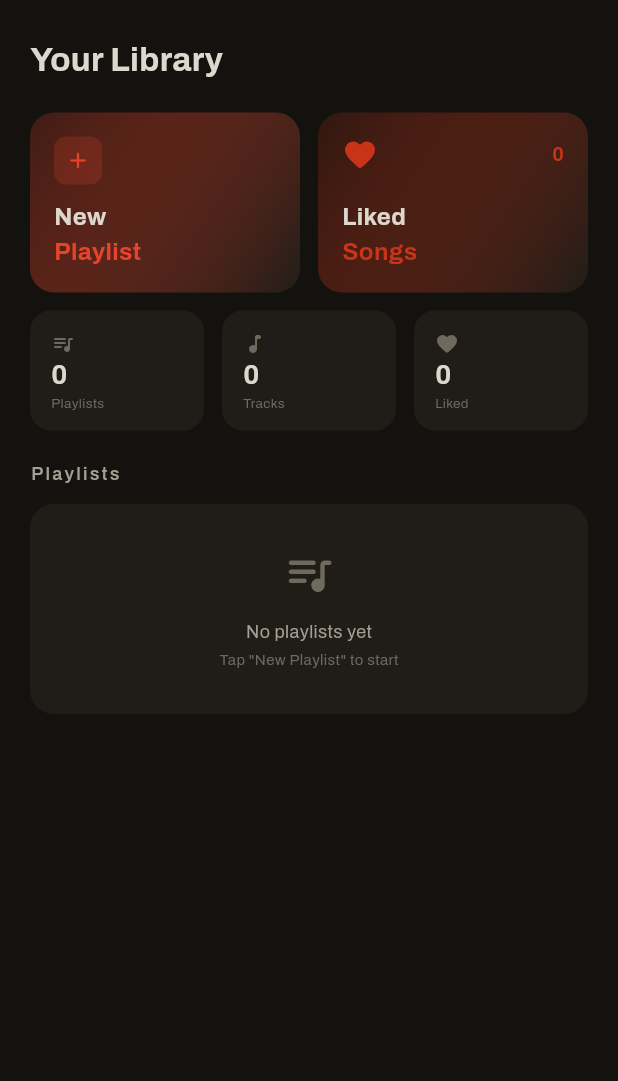
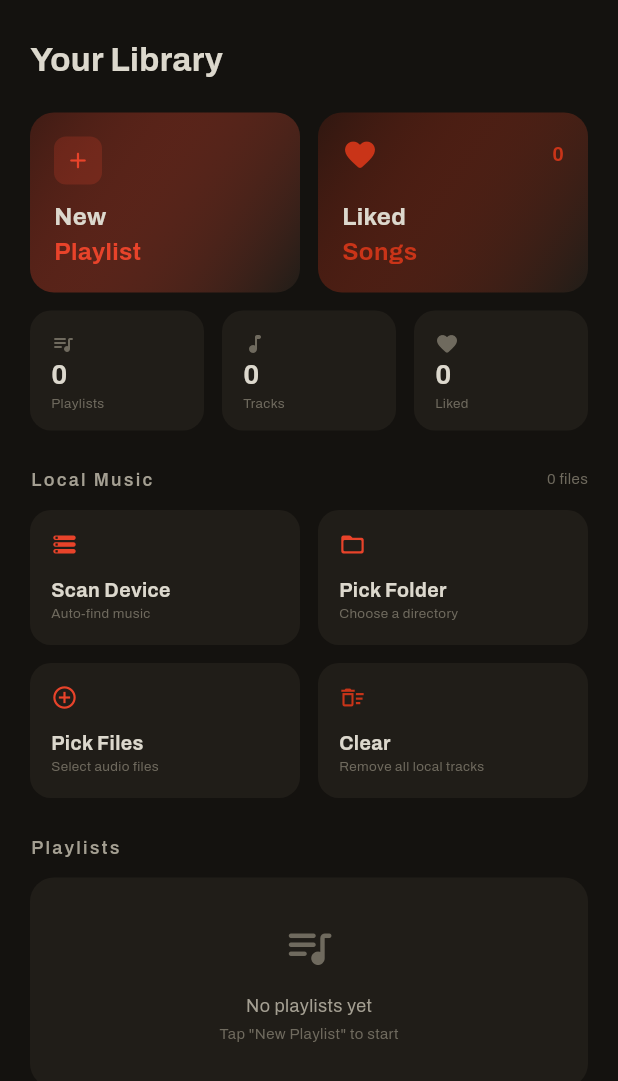
Before and after one commit to 0giinn0/Aud.io, a Flutter app: the ProfilePage screen opened directly, on a phone screen of 412 x 824 dp. Shown: the top 1081 px of the screen. Run offline on Flutter 3.47's test engine with Material 3 defaults, Android fonts, the phone set to English and light mode, and no system bars; our stand-ins replace audio_service, audio_video_progress_bar, file_picker, google_fonts, hive_flutter, just_audio and 3 more; missing offline and left inert: audio_session, dart:html, dart_ytmusic_api, youtube_explode_dart; accounts and stored records are empty; network calls fail; statements that could not run were skipped.

Commit message:
feat: local file scanner with device scan, folder picker, and file picker (VLC-style)

```diff
--- a/aud.io/lib/pages/profile_page.dart
+++ b/aud.io/lib/pages/profile_page.dart
@@ -5,6 +5,7 @@ import 'package:aud_io/core/models/track.dart';
 import 'package:aud_io/core/models/playlist_model.dart';
 import 'package:aud_io/services/audio_handler.dart';
 import 'package:aud_io/services/local_playlist_service.dart';
+import 'package:aud_io/services/local_file_scanner.dart';
 import 'package:aud_io/services/settings_service.dart';
 import 'package:aud_io/widgets/track_context_sheet.dart';
 import 'package:aud_io/widgets/proxied_image.dart';
@@ -18,8 +19,9 @@ class ProfilePage extends StatelessWidget {
     return Scaffold(
       backgroundColor: AudIoTheme.bg,
       body: Consumer<LocalPlaylistService>(
-        builder: (context, service, _) {
-          return ListView(
+          builder: (context, service, _) {
+            context.watch<LocalFileScanner>();
+            return ListView(
             padding: const EdgeInsets.fromLTRB(20, 24, 20, 32),
             children: [
               Text('Your Library', style: TextStyle(
@@ -46,7 +48,10 @@ class ProfilePage extends StatelessWidget {
                   Expanded(child: _buildStatMini('Liked', '${service.favoriteCount}', Icons.favorite_rounded)),
                 ],
               ),
-              const SizedBox(height: 20),
+              const SizedBox(height: 24),
+
+              _buildLocalMusicSection(context),
+              const SizedBox(height: 24),
 
               // Playlists header
               Row(
@@ -64,6 +69,115 @@ class ProfilePage extends StatelessWidget {
             ],
           );
         },
+      ),
+    );
+  }
+
+  Widget _buildLocalMusicSection(BuildContext context) {
+    final scanner = context.watch<LocalFileScanner>();
+    final handler = context.watch<AppAudioHandler>();
+
+    return Column(
+      crossAxisAlignment: CrossAxisAlignment.start,
+      children: [
+        Row(
+          children: [
+            Text('Local Music', style: TextStyle(
+              fontSize: 12, color: AudIoTheme.muted, fontWeight: FontWeight.w600, letterSpacing: 1.5)),
+            const Spacer(),
+            Text('${scanner.tracks.length} files', style: TextStyle(
+              fontSize: 10, color: AudIoTheme.subtle)),
+          ],
+        ),
+        const SizedBox(height: 12),
+        Row(
+          children: [
+            Expanded(
+              child: _buildActionCard(
+                icon: Icons.storage_rounded,
+                label: 'Scan Device',
+                sublabel: scanner.isScanning ? 'Scanning...' : 'Auto-find music',
+                onTap: scanner.isScanning ? null : () => scanner.scan(),
+                accent: AudIoTheme.primary,
+              ),
+            ),
+            const SizedBox(width: 12),
+            Expanded(
+              child: _buildActionCard(
+                icon: Icons.folder_open_rounded,
+                label: 'Pick Folder',
+                sublabel: 'Choose a directory',
+                onTap: scanner.isScanning ? null : () => scanner.pickDirectory(),
+                accent: AudIoTheme.primary,
+              ),
+            ),
+          ],
+        ),
+        const SizedBox(height: 12),
+        Row(
+          children: [
+            Expanded(
+              child: _buildActionCard(
+                icon: Icons.add_circle_outline,
+                label: 'Pick Files',
+                sublabel: 'Select audio files',
+                onTap: scanner.isScanning ? null : () => scanner.pickFiles(),
+                accent: AudIoTheme.primary,
+              ),
+            ),
+            const SizedBox(width: 12),
+            Expanded(
+              child: _buildActionCard(
+                icon: Icons.delete_sweep_outlined,
+                label: 'Clear',
+                sublabel: 'Remove all local tracks',
+                onTap: scanner.tracks.isEmpty ? null : () => scanner.clear(),
+                accent: AudIoTheme.error,
+              ),
+            ),
+          ],
+        ),
+        if (scanner.tracks.isNotEmpty) ...[
+          const SizedBox(height: 12),
+          Text('Tracks', style: TextStyle(
+            fontSize: 10, color: AudIoTheme.subtle)),
+          const SizedBox(height: 8),
+          ...scanner.tracks.map((track) => _LocalFileTile(
+            track: track,
+            onPlay: () => handler.setQueue(scanner.tracks, startIndex: scanner.tracks.indexOf(track)),
+          )),
+        ],
+      ],
+    );
+  }
+
+  Widget _buildActionCard({
+    required IconData icon,
+    required String label,
+    required String sublabel,
+    VoidCallback? onTap,
+    required Color accent,
+  }) {
+    return GestureDetector(
+      onTap: onTap,
+      child: Container(
+        height: 90,
+        padding: const EdgeInsets.all(14),
+        decoration: BoxDecoration(
+          color: AudIoTheme.surface,
+          borderRadius: BorderRadius.circular(14),
+        ),
+        child: Column(
+          crossAxisAlignment: CrossAxisAlignment.start,
+          children: [
+            Icon(icon, size: 18, color: accent),
+            const Spacer(),
+            Text(label, style: TextStyle(
+              fontSize: 13, color: AudIoTheme.onSurface, fontWeight: FontWeight.w700)),
+            Text(sublabel, style: TextStyle(
+              fontSize: 9, color: AudIoTheme.subtle)),
+          ],
+        ),
       ),
     );
   }
@@ -517,6 +631,52 @@ class _LikedSongsPage extends StatelessWidget {
   }
 }
 
+class _LocalFileTile extends StatelessWidget {
+  final Track track;
+  final VoidCallback onPlay;
+
+  const _LocalFileTile({required this.track, required this.onPlay});
+
+  @override
+  Widget build(BuildContext context) {
+    final name = track.audioUrl?.split('/').last.split('\\').last ?? track.title;
+    return InkWell(
+      onTap: onPlay,
+      borderRadius: BorderRadius.circular(12),
+      child: Container(
+        margin: const EdgeInsets.only(bottom: 6),
+        padding: const EdgeInsets.all(10),
+        decoration: BoxDecoration(
+          color: AudIoTheme.surface,
+          borderRadius: BorderRadius.circular(12),
+        ),
+        child: Row(
+          children: [
+            Container(width: 36, height: 36,
+              decoration: BoxDecoration(color: AudIoTheme.surfaceVariant, borderRadius: BorderRadius.circular(8)),
+              child: Icon(Icons.music_note_rounded, size: 16, color: AudIoTheme.subtle)),
+            const SizedBox(width: 12),
+            Expanded(
+              child: Column(
+                crossAxisAlignment: CrossAxisAlignment.start,
+                children: [
+                  Text(track.title, style: TextStyle(fontSize: 12, color: AudIoTheme.onSurface,
+                    fontWeight: FontWeight.w500),
+                    maxLines: 1, overflow: TextOverflow.ellipsis),
+                  const SizedBox(height: 2),
+                  Text(name, style: TextStyle(fontSize: 9, color: AudIoTheme.subtle),
+                    maxLines: 1, overflow: TextOverflow.ellipsis),
+                ],
+              ),
+            ),
+            Icon(Icons.play_arrow_rounded, size: 18, color: AudIoTheme.subtle),
+          ],
+        ),
+      ),
+    );
+  }
+}
+
 class _PlaylistTrackTile extends StatelessWidget {
   final Track track;
   final int index;
```
Also changed, not shown: aud.io/lib/core/models/track.dart (+4 -4 lines), aud.io/lib/services/local_file_scanner.dart (+158 -3 lines).
